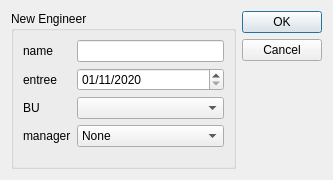
This is sources/views/add_ING_Diag.ui in thrichert/softy as Qt 5 draws it before an edit. The edited form follows.
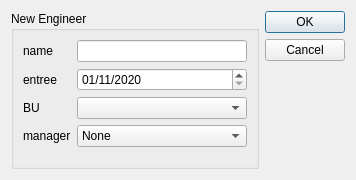
This is the edited form.

Commit message: small windows size adjustment

Diff of the .ui file:
```diff
--- a/sources/views/add_ING_Diag.ui
+++ b/sources/views/add_ING_Diag.ui
@@ -6,7 +6,7 @@
    <rect>
     <x>0</x>
     <y>0</y>
-    <width>333</width>
+    <width>356</width>
     <height>180</height>
    </rect>
   </property>
```
The commit also changes 3 other files.
